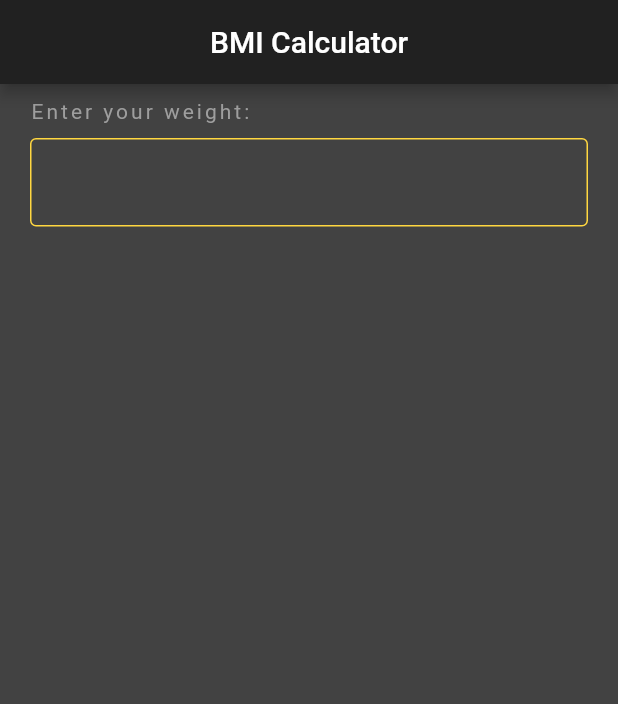
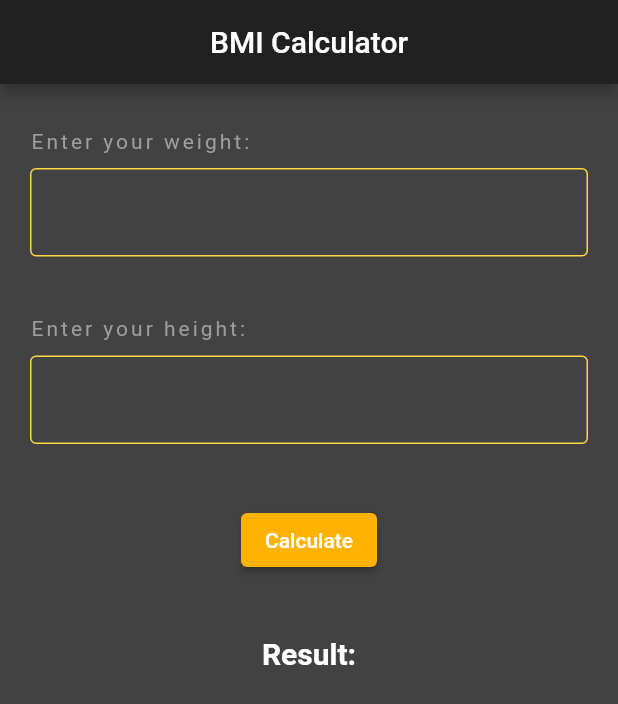
Before and after one commit to CosmicRaptor/devs_club_projects, a Flutter app: the screen it shows after launch, on a phone screen of 412 x 824 dp. Shown: the top 704 px of the screen. Run offline on Flutter 3.47's test engine with Material 2 defaults, Android fonts, the phone set to English and light mode, and no system bars.

Commit message:
Built most of the UI

```diff
--- a/lib/main.dart
+++ b/lib/main.dart
@@ -23,19 +23,19 @@ class _MyAppState extends State<MyApp> {
         centerTitle: true,
       ),
       body: Padding(
-        padding: EdgeInsets.fromLTRB(20.0, 10.0, 20.0, 0.0),
+        padding: const EdgeInsets.fromLTRB(20.0, 30.0, 20.0, 0.0),
         child: Column(
           crossAxisAlignment: CrossAxisAlignment.start,
           children: [
-            Text(
+            const Text(
               'Enter your weight: ',
               style: TextStyle(
                 color: Colors.grey,
                 letterSpacing: 2.0
               ),
             ),
-            SizedBox(height: 10),
-            TextField(
+            const SizedBox(height: 10),
+            const TextField(
               decoration: InputDecoration(
                 enabledBorder: OutlineInputBorder(
                   borderSide: BorderSide(color: Colors.amberAccent)
@@ -44,6 +44,46 @@ class _MyAppState extends State<MyApp> {
               style: TextStyle(
                 color: Colors.amberAccent
               ),
+            ),
+            const SizedBox(height: 40),
+            const Text(
+              'Enter your height: ',
+              style: TextStyle(
+                  color: Colors.grey,
+                  letterSpacing: 2.0
+              ),
+            ),
+            const SizedBox(height: 10),
+            const TextField(
+              decoration: InputDecoration(
+                enabledBorder: OutlineInputBorder(
+                    borderSide: BorderSide(color: Colors.amberAccent)
+                ),
+              ),
+              style: TextStyle(
+                  color: Colors.amberAccent
+              ),
+            ),
+            const SizedBox(height: 40),
+            Center(
+              child: ElevatedButton(
+                  style: ButtonStyle(
+                    backgroundColor: MaterialStateProperty.all(Colors.amber[600])
+                  ),
+                  onPressed: () {},
+                  child: const Text('Calculate'),
+              ),
+            ),
+            const SizedBox(height: 40),
+            const Center(
+              child: Text(
+                  'Result:',
+                  style: TextStyle(
+                    color: Colors.white,
+                    fontSize: 20,
+                    fontWeight: FontWeight.bold
+                  ),
+              )
             )
           ],
         ),
```
